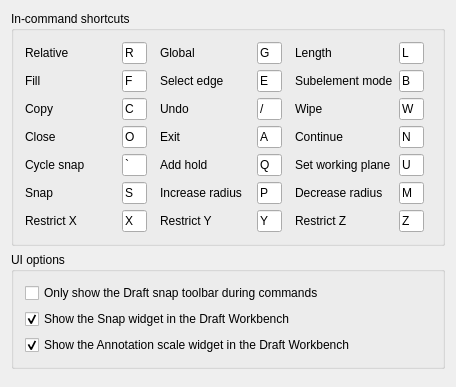
southseact-3d/fcd, file src/Mod/Draft/Resources/ui/preferences-draftinterface.ui: the form before one commit.
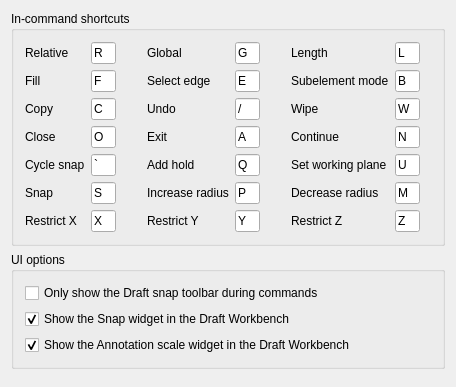
The form after the commit. Custom widgets are drawn as their Qt base class.

Commit message: Draft: minor improvement to prefs layouts

Diff of the .ui file:
```diff
--- a/src/Mod/Draft/Resources/ui/preferences-draftinterface.ui
+++ b/src/Mod/Draft/Resources/ui/preferences-draftinterface.ui
@@ -57,6 +57,15 @@
         <property name="orientation">
          <enum>Qt::Horizontal</enum>
         </property>
+        <property name="sizeType">
+         <enum>QSizePolicy::Fixed</enum>
+        </property>
+        <property name="sizeHint" stdset="0">
+         <size>
+          <width>25</width>
+          <height>0</height>
+         </size>
+        </property>
        </spacer>
       </item>
       <item row="0" column="3">
@@ -96,6 +105,15 @@
         <property name="orientation">
          <enum>Qt::Horizontal</enum>
         </property>
+        <property name="sizeType">
+         <enum>QSizePolicy::Fixed</enum>
+        </property>
+        <property name="sizeHint" stdset="0">
+         <size>
+          <width>25</width>
+          <height>0</height>
+         </size>
+        </property>
        </spacer>
       </item>
       <item row="0" column="6">
@@ -135,6 +153,15 @@
         <property name="orientation">
          <enum>Qt::Horizontal</enum>
         </property>
+        <property name="sizeType">
+         <enum>QSizePolicy::Expanding</enum>
+        </property>
+        <property name="sizeHint" stdset="0">
+         <size>
+          <width>0</width>
+          <height>0</height>
+         </size>
+        </property>
        </spacer>
       </item>
       <item row="1" column="0">
```
The commit also changes 1 other file.
